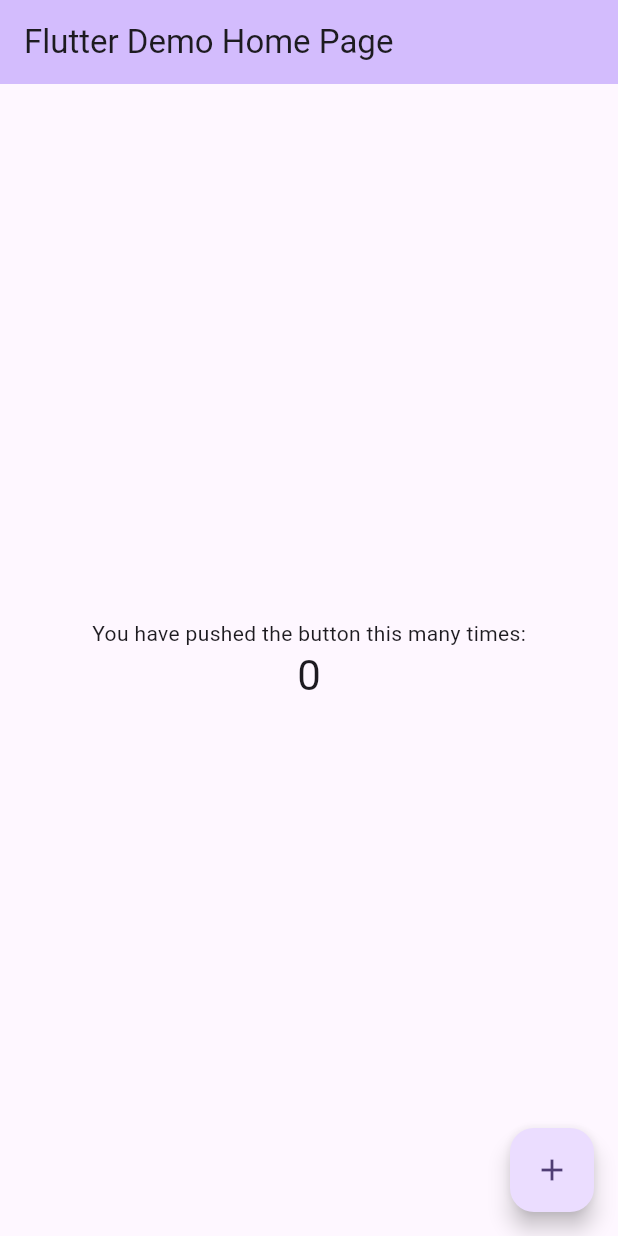
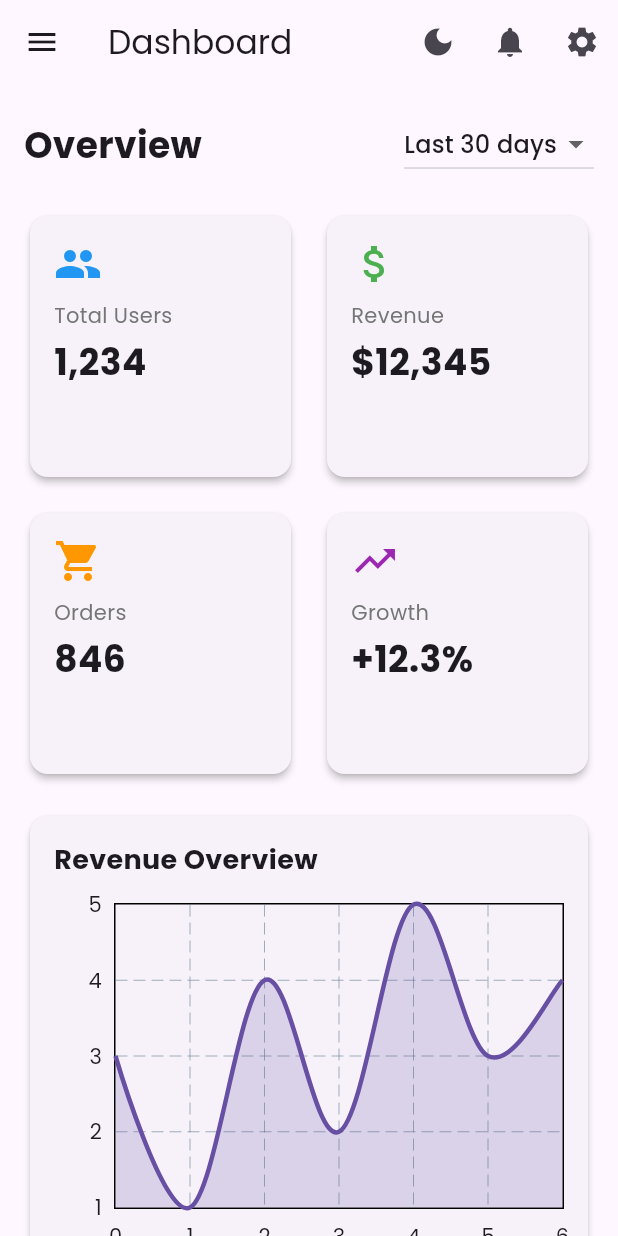
Before and after one commit to Bsakwa/Flutter-Dash-App, a Flutter app: the screen it shows after launch, on a phone screen of 412 x 824 dp. Run offline on Flutter 3.47's test engine with Material 3 defaults, Android fonts, the phone set to English and light mode, and no system bars; drawn by our look-alikes of fl_chart; our stand-ins replace google_fonts, shared_preferences.

Commit message:
Add user dash components

```diff
--- a/dash_app/lib/main.dart
+++ b/dash_app/lib/main.dart
@@ -1,125 +1,65 @@
+// lib/main.dart
 import 'package:flutter/material.dart';
+import 'package:google_fonts/google_fonts.dart';
+import 'screens/dashboard_screen.dart';
+import 'package:shared_preferences/shared_preferences.dart';
 
 void main() {
   runApp(const MyApp());
 }
 
-class MyApp extends StatelessWidget {
+class MyApp extends StatefulWidget {
   const MyApp({super.key});
 
-  // This widget is the root of your application.
   @override
-  Widget build(BuildContext context) {
-    return MaterialApp(
-      title: 'Flutter Demo',
-      theme: ThemeData(
-        // This is the theme of your application.
-        //
-        // TRY THIS: Try running your application with "flutter run". You'll see
-        // the application has a purple toolbar. Then, without quitting the app,
-        // try changing the seedColor in the colorScheme below to Colors.green
-        // and then invoke "hot reload" (save your changes or press the "hot
-        // reload" button in a Flutter-supported IDE, or press "r" if you used
-        // the command line to start the app).
-        //
-        // Notice that the counter didn't reset back to zero; the application
-        // state is not lost during the reload. To reset the state, use hot
-        // restart instead.
-        //
-        // This works for code too, not just values: Most code changes can be
-        // tested with just a hot reload.
-        colorScheme: ColorScheme.fromSeed(seedColor: Colors.deepPurple),
-        useMaterial3: true,
-      ),
-      home: const MyHomePage(title: 'Flutter Demo Home Page'),
-    );
-  }
+  State<MyApp> createState() => _MyAppState();
 }
 
-class MyHomePage extends StatefulWidget {
-  const MyHomePage({super.key, required this.title});
-
-  // This widget is the home page of your application. It is stateful, meaning
-  // that it has a State object (defined below) that contains fields that affect
-  // how it looks.
-
-  // This class is the configuration for the state. It holds the values (in this
-  // case the title) provided by the parent (in this case the App widget) and
-  // used by the build method of the State. Fields in a Widget subclass are
-  // always marked "final".
-
-  final String title;
+class _MyAppState extends State<MyApp> {
+  bool _isDarkMode = false;
 
   @override
-  State<MyHomePage> createState() => _MyHomePageState();
-}
+  void initState() {
+    super.initState();
+    _loadThemeMode();
+  }
 
-class _MyHomePageState extends State<MyHomePage> {
-  int _counter = 0;
+  Future<void> _loadThemeMode() async {
+    final prefs = await SharedPreferences.getInstance();
+    setState(() {
+      _isDarkMode = prefs.getBool('isDarkMode') ?? false;
+    });
+  }
 
-  void _incrementCounter() {
+  Future<void> _toggleThemeMode() async {
+    final prefs = await SharedPreferences.getInstance();
     setState(() {
-      // This call to setState tells the Flutter framework that something has
-      // changed in this State, which causes it to rerun the build method below
-      // so that the display can reflect the updated values. If we changed
-      // _counter without calling setState(), then the build method would not be
-      // called again, and so nothing would appear to happen.
-      _counter++;
+      _isDarkMode = !_isDarkMode;
+      prefs.setBool('isDarkMode', _isDarkMode);
     });
   }
 
   @override
   Widget build(BuildContext context) {
-    // This method is rerun every time setState is called, for instance as done
-    // by the _incrementCounter method above.
-    //
-    // The Flutter framework has been optimized to make rerunning build methods
-    // fast, so that you can just rebuild anything that needs updating rather
-    // than having to individually change instances of widgets.
-    return Scaffold(
-      appBar: AppBar(
-        // TRY THIS: Try changing the color here to a specific color (to
-        // Colors.amber, perhaps?) and trigger a hot reload to see the AppBar
-        // change color while the other colors stay the same.
-        backgroundColor: Theme.of(context).colorScheme.inversePrimary,
-        // Here we take the value from the MyHomePage object that was created by
-        // the App.build method, and use it to set our appbar title.
-        title: Text(widget.title),
+    return MaterialApp(
+      title: 'Flutter Dashboard',
+      themeMode: _isDarkMode ? ThemeMode.dark : ThemeMode.light,
+      theme: ThemeData(
+        primarySwatch: Colors.blue,
+        useMaterial3: true,
+        textTheme: GoogleFonts.poppinsTextTheme(),
+        brightness: Brightness.light,
       ),
-      body: Center(
-        // Center is a layout widget. It takes a single child and positions it
-        // in the middle of the parent.
-        child: Column(
-          // Column is also a layout widget. It takes a list of children and
-          // arranges them vertically. By default, it sizes itself to fit its
-          // children horizontally, and tries to be as tall as its parent.
-          //
-          // Column has various properties to control how it sizes itself and
-          // how it positions its children. Here we use mainAxisAlignment to
-          // center the children vertically; the main axis here is the vertical
-          // axis because Columns are vertical (the cross axis would be
-          // horizontal).
-          //
-          // TRY THIS: Invoke "debug painting" (choose the "Toggle Debug Paint"
-          // action in the IDE, or press "p" in the console), to see the
-          // wireframe for each widget.
-          mainAxisAlignment: MainAxisAlignment.center,
-          children: <Widget>[
-            const Text(
-              'You have pushed the button this many times:',
-            ),
-            Text(
-              '$_counter',
-              style: Theme.of(context).textTheme.headlineMedium,
-            ),
-          ],
-        ),
+      darkTheme: ThemeData(
+        primarySwatch: Colors.blue,
+        useMaterial3: true,
+        textTheme: GoogleFonts.poppinsTextTheme(ThemeData.dark().textTheme),
+        brightness: Brightness.dark,
       ),
-      floatingActionButton: FloatingActionButton(
-        onPressed: _incrementCounter,
-        tooltip: 'Increment',
-        child: const Icon(Icons.add),
-      ), // This trailing comma makes auto-formatting nicer for build methods.
+      home: DashboardScreen(
+        isDarkMode: _isDarkMode,
+        onThemeToggle: _toggleThemeMode,
+      ),
     );
   }
 }
--- /dev/null
+++ b/dash_app/lib/screens/dashboard_screen.dart
@@ -0,0 +1,191 @@
+import 'package:flutter/material.dart';
+import 'package:fl_chart/fl_chart.dart';
+import '../widgets/stat_card.dart';
+import '../widgets/chart_widget.dart';
+import './users_screen.dart';
+
+class DashboardScreen extends StatefulWidget {
+  final bool isDarkMode;
+  final VoidCallback onThemeToggle;
+
+  const DashboardScreen({
+    super.key,
+    required this.isDarkMode,
+    required this.onThemeToggle,
+  });
+
+  @override
+  State<DashboardScreen> createState() => _DashboardScreenState();
+}
+
+class _DashboardScreenState extends State<DashboardScreen> {
+  int _selectedTimeRange = 30;
+  int _selectedDrawerIndex = 0;
+
+  Widget _getSelectedScreen() {
+    switch (_selectedDrawerIndex) {
+      case 0:
+        return _buildOverviewContent();
+      case 1:
+        return const Center(child: Text('Analytics Screen - Coming Soon'));
+      case 2:
+        return const UsersScreen();
+      default:
+        return _buildOverviewContent();
+    }
+  }
+
+  Widget _buildOverviewContent() {
+    return SingleChildScrollView(
+      padding: const EdgeInsets.all(16.0),
+      child: Column(
+        crossAxisAlignment: CrossAxisAlignment.start,
+        children: [
+          Row(
+            mainAxisAlignment: MainAxisAlignment.spaceBetween,
+            children: [
+              const Text(
+                'Overview',
+                style: TextStyle(
+                  fontSize: 24,
+                  fontWeight: FontWeight.bold,
+                ),
+              ),
+              DropdownButton<int>(
+                value: _selectedTimeRange,
+                items: const [
+                  DropdownMenuItem(value: 7, child: Text('Last 7 days')),
+                  DropdownMenuItem(value: 30, child: Text('Last 30 days')),
+                  DropdownMenuItem(value: 90, child: Text('Last 90 days')),
+                ],
+                onChanged: (value) {
+                  setState(() => _selectedTimeRange = value!);
+                },
+              ),
+            ],
+          ),
+          const SizedBox(height: 20),
+          GridView.count(
+            crossAxisCount: 2,
+            crossAxisSpacing: 16,
+            mainAxisSpacing: 16,
+            shrinkWrap: true,
+            physics: const NeverScrollableScrollPhysics(),
+            children: const [
+              StatCard(
+                title: 'Total Users',
+                value: '1,234',
+                icon: Icons.people,
+                color: Colors.blue,
+              ),
+              StatCard(
+                title: 'Revenue',
+                value: '\$12,345',
+                icon: Icons.attach_money,
+                color: Colors.green,
+              ),
+              StatCard(
+                title: 'Orders',
+                value: '846',
+                icon: Icons.shopping_cart,
+                color: Colors.orange,
+              ),
+              StatCard(
+                title: 'Growth',
+                value: '+12.3%',
+                icon: Icons.trending_up,
+                color: Colors.purple,
+              ),
+            ],
+          ),
+          const SizedBox(height: 20),
+          const ChartWidget(),
+        ],
+      ),
+    );
+  }
+
+  @override
+  Widget build(BuildContext context) {
+    return Scaffold(
+      appBar: AppBar(
+        title: Text(_selectedDrawerIndex == 0
+          ? 'Dashboard'
+          : _selectedDrawerIndex == 1
+            ? 'Analytics'
+            : 'Users'
+        ),
+        elevation: 0,
+        actions: [
+          IconButton(
+            icon: Icon(widget.isDarkMode ? Icons.light_mode : Icons.dark_mode),
+            onPressed: widget.onThemeToggle,
+          ),
+          IconButton(
+            icon: const Icon(Icons.notifications),
+            onPressed: () {
+              ScaffoldMessenger.of(context).showSnackBar(
+                const SnackBar(content: Text('Notifications clicked')),
+              );
+            },
+          ),
+          IconButton(
+            icon: const Icon(Icons.settings),
+            onPressed: () {
+              ScaffoldMessenger.of(context).showSnackBar(
+                const SnackBar(content: Text('Settings clicked')),
+              );
+            },
+          ),
+        ],
+      ),
+      drawer: Drawer(
+        child: ListView(
+          padding: EdgeInsets.zero,
+          children: [
+            DrawerHeader(
+              decoration: BoxDecoration(
+                color: Theme.of(context).primaryColor,
+              ),
+              child: const Text(
+                'Dashboard Menu',
+                style: TextStyle(
+                  color: Colors.white,
+                  fontSize: 24,
+                ),
+              ),
+            ),
+            ListTile(
+              leading: const Icon(Icons.dashboard),
+              title: const Text('Overview'),
+              selected: _selectedDrawerIndex == 0,
+              onTap: () {
+                setState(() => _selectedDrawerIndex = 0);
+                Navigator.pop(context);
+              },
+            ),
+            ListTile(
+              leading: const Icon(Icons.analytics),
+              title: const Text('Analytics'),
+              selected: _selectedDrawerIndex == 1,
+              onTap: () {
+                setState(() => _selectedDrawerIndex = 1);
+                Navigator.pop(context);
+              },
+            ),
+            ListTile(
+              leading: const Icon(Icons.people),
+              title: const Text('Users'),
+              selected: _selectedDrawerIndex == 2,
+              onTap: () {
+                setState(() => _selectedDrawerIndex = 2);
+                Navigator.pop(context);
+              },
+            ),
+          ],
+        ),
+      ),
+      body: _getSelectedScreen(),
+    );
+  }
+}
--- /dev/null
+++ b/dash_app/lib/widgets/chart_widget.dart
@@ -0,0 +1,80 @@
+// lib/widgets/chart_widget.dart
+import 'package:flutter/material.dart';
+import 'package:fl_chart/fl_chart.dart';
+
+class ChartWidget extends StatelessWidget {
+  const ChartWidget({super.key});
+
+  @override
+  Widget build(BuildContext context) {
+    return Card(
+      elevation: 2,
+      child: Container(
+        padding: const EdgeInsets.all(16.0),
+        height: 300,
+        child: Column(
+          crossAxisAlignment: CrossAxisAlignment.start,
+          children: [
+            const Text(
+              'Revenue Overview',
+              style: TextStyle(
+                fontSize: 18,
+                fontWeight: FontWeight.bold,
+              ),
+            ),
+            const SizedBox(height: 16),
+            Expanded(
+              child: LineChart(
+                LineChartData(
+                  gridData: FlGridData(show: true),
+                  titlesData: FlTitlesData(
+                    leftTitles: AxisTitles(
+                      sideTitles: SideTitles(
+                        showTitles: true,
+                        reservedSize: 40,
+                      ),
+                    ),
+                    bottomTitles: AxisTitles(
+                      sideTitles: SideTitles(
+                        showTitles: true,
+                        reservedSize: 22,
+                      ),
+                    ),
+                    rightTitles: AxisTitles(
+                      sideTitles: SideTitles(showTitles: false),
+                    ),
+                    topTitles: AxisTitles(
+                      sideTitles: SideTitles(showTitles: false),
+                    ),
+                  ),
+                  borderData: FlBorderData(show: true),
+                  lineBarsData: [
+                    LineChartBarData(
+                      spots: [
+                        const FlSpot(0, 3),
+                        const FlSpot(1, 1),
+                        const FlSpot(2, 4),
+                        const FlSpot(3, 2),
+                        const FlSpot(4, 5),
+                        const FlSpot(5, 3),
+                        const FlSpot(6, 4),
+                      ],
+                      isCurved: true,
+                      color: Theme.of(context).primaryColor,
+                      barWidth: 3,
+                      dotData: FlDotData(show: false),
+                      belowBarData: BarAreaData(
+                        show: true,
+                        color: Theme.of(context).primaryColor.withOpacity(0.2),
+                      ),
+                    ),
+                  ],
+                ),
+              ),
+            ),
+          ],
+        ),
+      ),
+    );
+  }
+}
--- /dev/null
+++ b/dash_app/lib/widgets/stat_card.dart
@@ -0,0 +1,55 @@
+// lib/widgets/stat_card.dart
+import 'package:flutter/material.dart';
+
+class StatCard extends StatelessWidget {
+  final String title;
+  final String value;
+  final IconData icon;
+  final Color color;
+
+  const StatCard({
+    super.key,
+    required this.title,
+    required this.value,
+    required this.icon,
+    required this.color,
+  });
+
+  @override
+  Widget build(BuildContext context) {
+    return Card(
+      elevation: 2,
+      child: Padding(
+        padding: const EdgeInsets.all(16.0),
+        child: Column(
+          crossAxisAlignment: CrossAxisAlignment.start,
+          children: [
+            Icon(
+              icon,
+              color: color,
+              size: 32,
+            ),
+            const SizedBox(height: 8),
+            Text(
+              title,
+              style: TextStyle(
+                color: Theme.of(context).brightness == Brightness.light
+                    ? Colors.grey[600]
+                    : Colors.grey[400],
+                fontSize: 14,
+              ),
+            ),
+            const SizedBox(height: 4),
+            Text(
+              value,
+              style: const TextStyle(
+                fontSize: 24,
+                fontWeight: FontWeight.bold,
+              ),
+            ),
+          ],
+        ),
+      ),
+    );
+  }
+}
--- a/dash_app/pubspec.yaml
+++ b/dash_app/pubspec.yaml
@@ -34,6 +34,10 @@ dependencies:
   # The following adds the Cupertino Icons font to your application.
   # Use with the CupertinoIcons class for iOS style icons.
   cupertino_icons: ^1.0.8
+  fl_chart: ^0.66.0
+  google_fonts: ^6.1.0
+  shared_preferences: ^2.2.2
+  http: ^1.1.0
 
 dev_dependencies:
   flutter_test:
```
Also changed, not shown: dash_app/lib/models/user.dart (added, +38 -0 lines), dash_app/lib/screens/users_screen.dart (added, +230 -0 lines), dash_app/pubspec.lock, 1 other file.
